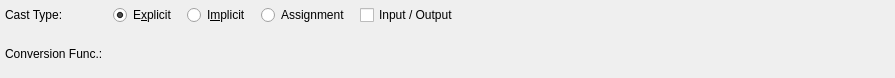
Old version of the form libs/libgui/ui/dbobjects/castwidget.ui in the repository pgmodeler/pgmodeler.
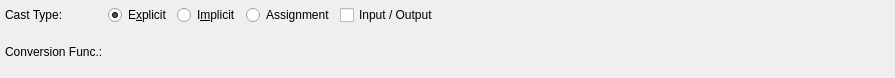
New version of the form.

Diff of the .ui file:
```diff
--- a/libs/libgui/ui/dbobjects/castwidget.ui
+++ b/libs/libgui/ui/dbobjects/castwidget.ui
@@ -30,7 +30,7 @@
     <number>5</number>
    </property>
    <property name="spacing">
-    <number>10</number>
+    <number>5</number>
    </property>
    <item row="0" column="2">
     <widget class="QRadioButton" name="implicit_rb">
```
